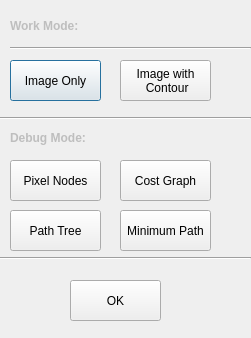
Old version of the form p1/scissor_diag.ui in the repository boliu68/CV_HW.
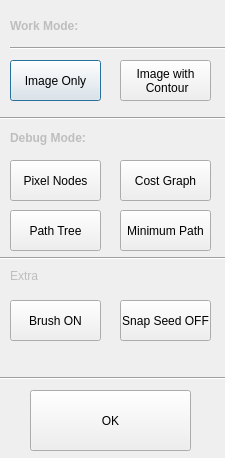
New version of the form.

```diff
--- a/p1/scissor_diag.ui
+++ b/p1/scissor_diag.ui
@@ -2,12 +2,15 @@
 <ui version="4.0">
  <class>scissor_diag</class>
  <widget class="QDialog" name="scissor_diag">
+  <property name="enabled">
+   <bool>true</bool>
+  </property>
   <property name="geometry">
    <rect>
     <x>0</x>
     <y>0</y>
-    <width>251</width>
-    <height>338</height>
+    <width>225</width>
+    <height>458</height>
    </rect>
   </property>
   <property name="windowTitle">
@@ -126,10 +129,10 @@
   <widget class="QPushButton" name="sc_OK">
    <property name="geometry">
     <rect>
-     <x>70</x>
-     <y>280</y>
-     <width>91</width>
-     <height>41</height>
+     <x>30</x>
+     <y>390</y>
+     <width>161</width>
+     <height>61</height>
     </rect>
    </property>
    <property name="text">
@@ -188,6 +191,61 @@
     <string>Path Tree</string>
    </property>
   </widget>
+  <widget class="Line" name="line_4">
+   <property name="geometry">
+    <rect>
+     <x>0</x>
+     <y>370</y>
+     <width>251</width>
+     <height>16</height>
+    </rect>
+   </property>
+   <property name="orientation">
+    <enum>Qt::Horizontal</enum>
+   </property>
+  </widget>
+  <widget class="QLabel" name="label_3">
+   <property name="enabled">
+    <bool>false</bool>
+   </property>
+   <property name="geometry">
+    <rect>
+     <x>10</x>
+     <y>270</y>
+     <width>54</width>
+     <height>12</height>
+    </rect>
+   </property>
+   <property name="text">
+    <string>Extra</string>
+   </property>
+  </widget>
+  <widget class="QPushButton" name="sc_brush">
+   <property name="geometry">
+    <rect>
+     <x>10</x>
+     <y>300</y>
+     <width>91</width>
+     <height>41</height>
+    </rect>
+   </property>
+   <property name="text">
+    <string>Brush ON</string>
+   </property>
+  </widget>
+  <widget class="QPushButton" name="sc_snap_on">
+   <property name="geometry">
+    <rect>
+     <x>120</x>
+     <y>300</y>
+     <width>91</width>
+     <height>41</height>
+    </rect>
+   </property>
+   <property name="text">
+    <string>Snap Seed OFF</string>
+   </property>
+  </widget>
  </widget>
  <resources/>
  <connections>
```
Left out of the diff: 36 changed lines with no effect on the pictures.
